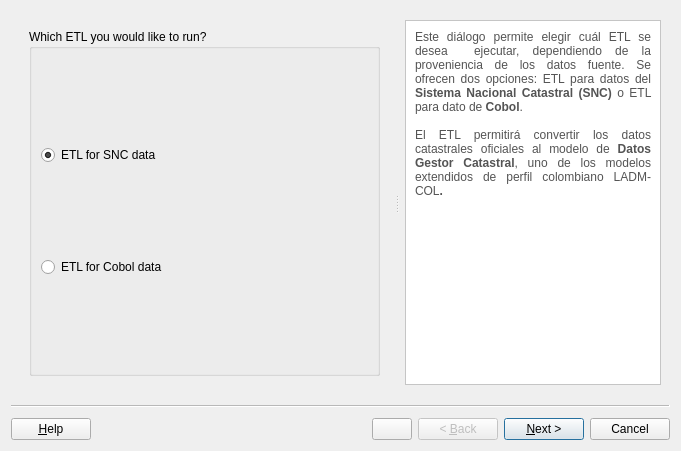
First picture: the form in asistente_ladm_col/ui/supplies/wiz_supplies_etl.ui, repository SwissTierrasColombia/Asistente-LADM-COL, before the edit.
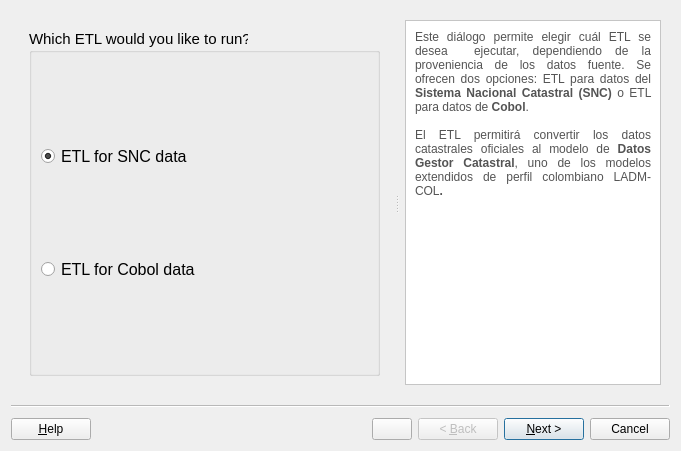
Second picture: the form after the edit. Icons and pictures are not drawn.

Commit message: [etl] Add SNC data source widget

Diff of the .ui file:
```diff
--- a/asistente_ladm_col/ui/supplies/wiz_supplies_etl.ui
+++ b/asistente_ladm_col/ui/supplies/wiz_supplies_etl.ui
@@ -60,8 +60,13 @@
        <layout class="QGridLayout" name="gridLayout_4">
         <item row="0" column="0">
          <widget class="QGroupBox" name="gbx_page_1">
+          <property name="font">
+           <font>
+            <pointsize>11</pointsize>
+           </font>
+          </property>
           <property name="title">
-           <string>Which ETL you would like to run?</string>
+           <string>Which ETL would you like to run?</string>
           </property>
           <layout class="QGridLayout" name="gridLayout_3">
            <item row="0" column="0">
@@ -79,6 +84,11 @@
            </item>
            <item row="1" column="0">
             <widget class="QRadioButton" name="rad_snc_data">
+             <property name="font">
+              <font>
+               <pointsize>12</pointsize>
+              </font>
+             </property>
              <property name="text">
               <string>ETL for SNC data</string>
              </property>
@@ -102,6 +112,11 @@
            </item>
            <item row="3" column="0">
             <widget class="QRadioButton" name="rad_cobol_data">
+             <property name="font">
+              <font>
+               <pointsize>12</pointsize>
+              </font>
+             </property>
              <property name="text">
               <string>ETL for Cobol data</string>
              </property>
@@ -143,7 +158,7 @@
 &lt;html&gt;&lt;head&gt;&lt;meta name=&quot;qrichtext&quot; content=&quot;1&quot; /&gt;&lt;style type=&quot;text/css&quot;&gt;
 p, li { white-space: pre-wrap; }
 &lt;/style&gt;&lt;/head&gt;&lt;body style=&quot; font-family:'Noto Sans'; font-size:9pt; font-weight:400; font-style:normal;&quot;&gt;
-&lt;p align=&quot;justify&quot; style=&quot; margin-top:0px; margin-bottom:0px; margin-left:0px; margin-right:0px; -qt-block-indent:0; text-indent:0px;&quot;&gt;&lt;span style=&quot; color:#545454;&quot;&gt;Este diálogo permite elegir cuál ETL se desea  ejecutar, dependiendo de la proveniencia de los datos fuente. Se ofrecen dos opciones: ETL para datos del &lt;/span&gt;&lt;span style=&quot; font-weight:600; color:#545454;&quot;&gt;Sistema Nacional Catastral (SNC)&lt;/span&gt;&lt;span style=&quot; color:#545454;&quot;&gt; o ETL para dato de &lt;/span&gt;&lt;span style=&quot; font-weight:600; color:#545454;&quot;&gt;Cobol&lt;/span&gt;&lt;span style=&quot; color:#545454;&quot;&gt;.&lt;/span&gt;&lt;/p&gt;
+&lt;p align=&quot;justify&quot; style=&quot; margin-top:0px; margin-bottom:0px; margin-left:0px; margin-right:0px; -qt-block-indent:0; text-indent:0px;&quot;&gt;&lt;span style=&quot; color:#545454;&quot;&gt;Este diálogo permite elegir cuál ETL se desea  ejecutar, dependiendo de la proveniencia de los datos fuente. Se ofrecen dos opciones: ETL para datos del &lt;/span&gt;&lt;span style=&quot; font-weight:600; color:#545454;&quot;&gt;Sistema Nacional Catastral (SNC)&lt;/span&gt;&lt;span style=&quot; color:#545454;&quot;&gt; o ETL para datos de &lt;/span&gt;&lt;span style=&quot; font-weight:600; color:#545454;&quot;&gt;Cobol&lt;/span&gt;&lt;span style=&quot; color:#545454;&quot;&gt;.&lt;/span&gt;&lt;/p&gt;
 &lt;p align=&quot;justify&quot; style=&quot;-qt-paragraph-type:empty; margin-top:0px; margin-bottom:0px; margin-left:0px; margin-right:0px; -qt-block-indent:0; text-indent:0px; color:#545454;&quot;&gt;&lt;br /&gt;&lt;/p&gt;
 &lt;p align=&quot;justify&quot; style=&quot; margin-top:0px; margin-bottom:0px; margin-left:0px; margin-right:0px; -qt-block-indent:0; text-indent:0px;&quot;&gt;&lt;span style=&quot; color:#545454;&quot;&gt;El ETL permitirá convertir los datos catastrales oficiales al modelo de &lt;/span&gt;&lt;span style=&quot; font-weight:600; color:#545454;&quot;&gt;Datos Gestor Catastral&lt;/span&gt;&lt;span style=&quot; color:#545454;&quot;&gt;, uno de los modelos extendidos de perfil colombiano LADM-COL&lt;/span&gt;&lt;span style=&quot; font-weight:600; color:#545454;&quot;&gt;.&lt;/span&gt;&lt;/p&gt;&lt;/body&gt;&lt;/html&gt;</string>
        </property>
```
Left out of the diff: 2 changed lines with no effect on the pictures. The commit also changes 4 other files.
